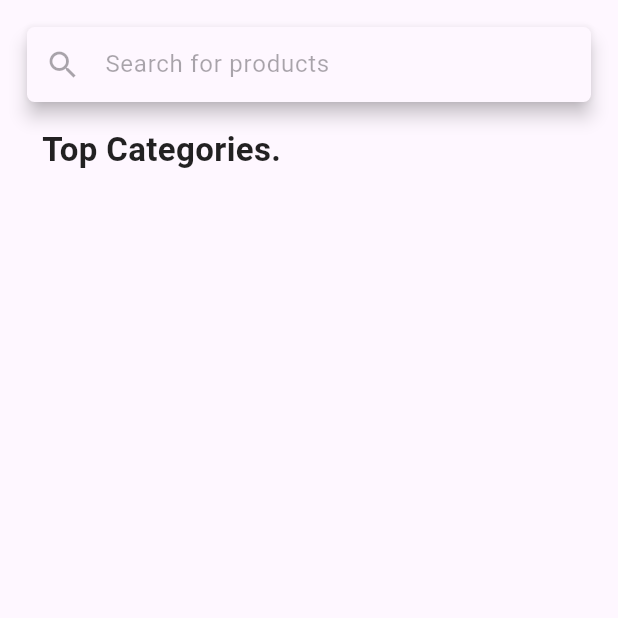
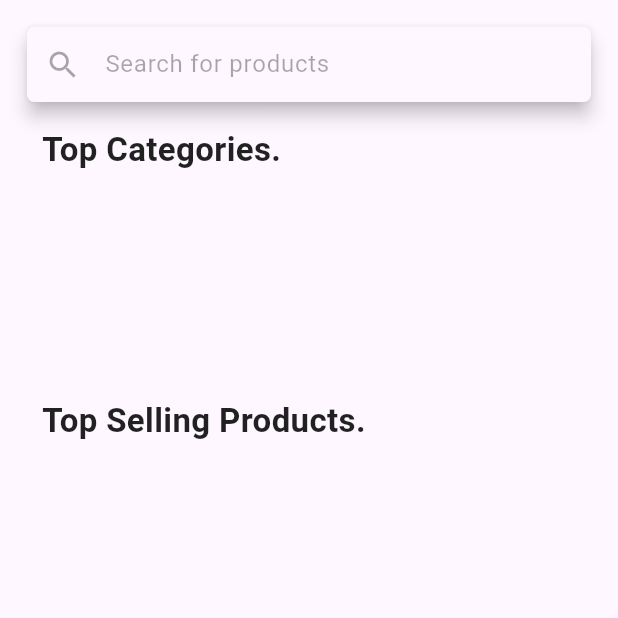
Before and after one commit to Nikunj-Trueline/grocery_user_student_new, a Flutter app: the ShopScreen screen opened directly, on a phone screen of 412 x 824 dp, the top half of it. Run offline on Flutter 3.47's test engine with Material 3 defaults, Android fonts, the phone set to English and light mode, and no system bars; our stand-ins replace firebase_auth, firebase_core, firebase_database, pin_code_fields, shimmer; accounts and stored records are empty.

```diff
--- /dev/null
+++ b/lib/model/product_model.dart
@@ -0,0 +1,51 @@
+class Product {
+  String? id;
+  String name;
+  String description;
+  double price;
+  int stock;
+  String imageUrl;
+  int createdAt;
+  String categoryId;
+  bool inTop = false;
+
+  Product(
+      {this.id,
+        required this.name,
+        required this.description,
+        required this.price,
+        required this.stock,
+        required this.imageUrl,
+        required this.createdAt,
+        required this.categoryId,
+        this.inTop = false});
+
+  Map<String, dynamic> toJson() {
+    return {
+      "id": id,
+      "name": name,
+      "description": description,
+      "price": price,
+      "stock": stock,
+      "imageUrl": imageUrl,
+      "createdAt": createdAt,
+      "inTop": inTop,
+      "categoryId" : categoryId
+    };
+  }
+
+  factory Product.fromJson(Map<dynamic, dynamic> json) {
+    return Product(
+        id: json["id"],
+        name: json["name"],
+        description: json["description"],
+        price: double.parse(json["price"].toString()),
+        stock: json["stock"],
+        imageUrl: json["imageUrl"],
+        createdAt: json["createdAt"],
+        inTop: json["inTop"],
+        categoryId: json["categoryId"]
+    );
+  }
+//
+}
--- a/lib/views/Dashboard/account/account_screen.dart
+++ b/lib/views/Dashboard/account/account_screen.dart
@@ -1,5 +1,4 @@
 import 'dart:developer';
-
 import 'package:firebase_auth/firebase_auth.dart';
 import 'package:flutter/material.dart';
 import 'package:grocery_user_student/views/signin/signin_screen.dart';
--- a/lib/views/Dashboard/shop/shop_screen.dart
+++ b/lib/views/Dashboard/shop/shop_screen.dart
@@ -1,6 +1,6 @@
 import 'package:flutter/material.dart';
+import 'package:grocery_user_student/model/product_model.dart';
 import 'package:shimmer/shimmer.dart';
-
 import '../../../firebase/firebase_servicies.dart';
 import '../../../model/category_model.dart';
 
@@ -37,6 +37,17 @@ class _ShopScreenState extends State<ShopScreen> {
                   ),
                 ),
                 _buildHorizontalCategory(),
+                const Padding(
+                  padding: EdgeInsets.only(left: 10),
+                  child: Text(
+                    "Top Selling Products.",
+                    style: TextStyle(
+                        fontSize: 22,
+                        color: Colors.black87,
+                        fontWeight: FontWeight.bold),
+                  ),
+                ),
+                buildTopSellingProductGrid(),
               ],
             ),
           ),
@@ -90,15 +101,10 @@ class _ShopScreenState extends State<ShopScreen> {
                   );
                 });
           } else if (snapshot.hasData) {
-
-
-
-
             return ListView.builder(
               scrollDirection: Axis.horizontal,
               itemCount: snapshot.data!.length,
               itemBuilder: (context, index) {
-
                 final category = snapshot.data![index];
 
                 return Container(
@@ -132,4 +138,79 @@ class _ShopScreenState extends State<ShopScreen> {
       ),
     );
   }
+
+  Widget buildTopSellingProductGrid() {
+    return StreamBuilder(
+        stream: FirebaseServicies().topSellingProducts(),
+        builder: (context, snapshot) {
+          if (snapshot.connectionState == ConnectionState.waiting) {
+            print("111111111111111");
+            return GridView.builder(
+              itemCount: 6,
+              shrinkWrap: true,
+              gridDelegate: const SliverGridDelegateWithFixedCrossAxisCount(
+                  crossAxisCount: 2, mainAxisSpacing: 20, crossAxisSpacing: 20),
+              itemBuilder: (context, index) {
+                return Shimmer.fromColors(
+                    baseColor: Colors.grey,
+                    highlightColor: Colors.white,
+                    child: Padding(
+                      padding: const EdgeInsets.all(8.0),
+                      child: Container(
+                        width: 100,
+                        decoration: BoxDecoration(
+                            borderRadius: BorderRadius.circular(10),
+                            color: Colors.white70),
+                        padding: const EdgeInsets.all(5),
+                      ),
+                    ));
+              },
+            );
+          } else if (snapshot.hasError) {
+            return Container();
+          } else if (snapshot.hasData) {
+            List<Product> data = snapshot.data!;
+
+            print(snapshot.data!.length);
+
+            return GridView.builder(
+              itemCount: snapshot.data!.length,
+              shrinkWrap: true,
+              gridDelegate: const SliverGridDelegateWithFixedCrossAxisCount(
+                  crossAxisCount: 2, mainAxisSpacing: 20, crossAxisSpacing: 20),
+              itemBuilder: (context, index) {
+                return Padding(
+                  padding: const EdgeInsets.all(8.0),
+                  child: Container(
+                    width: 100,
+                    decoration: BoxDecoration(
+                      border: Border.all(width: 0.2),
+                        borderRadius: BorderRadius.circular(10),
+                        color: Colors.white70),
+                    padding: const EdgeInsets.all(5),
+                    child: Column(
+                      mainAxisAlignment: MainAxisAlignment.center,
+                      children: [
+                        Center(
+                          child: Image(
+                            image: NetworkImage(data[index].imageUrl),
+                            height: 50,
+                            width: 50,
+                          ),
+                        ),
+                        SizedBox(height: 5,),
+                        Text("Name : ${data[index].name}"),
+                        SizedBox(height: 5,),
+                        Text("Price : ${data[index].price}")
+                      ],
+                    ),
+                  ),
+                );
+              },
+            );
+          } else {
+            return Container();
+          }
+        });
+  }
 }
```
Also changed, not shown: lib/firebase/firebase_servicies.dart (+25 -2 lines).
